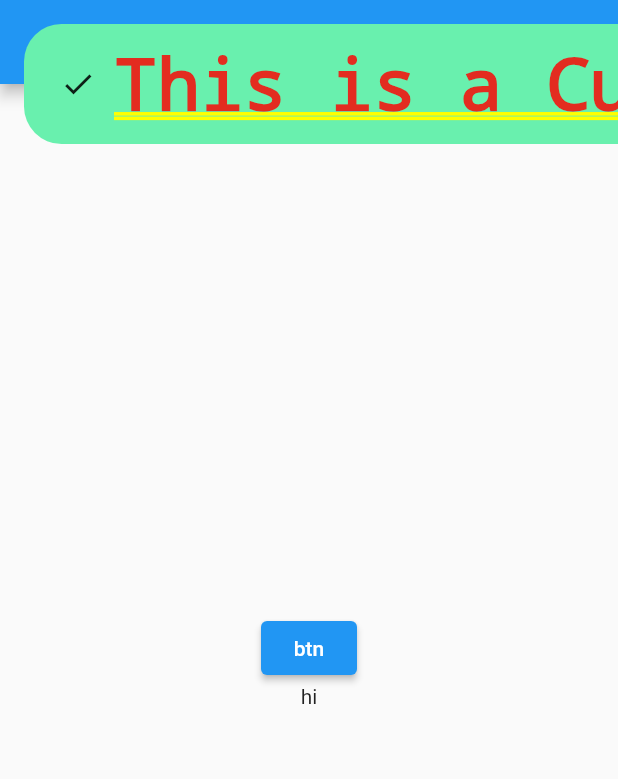
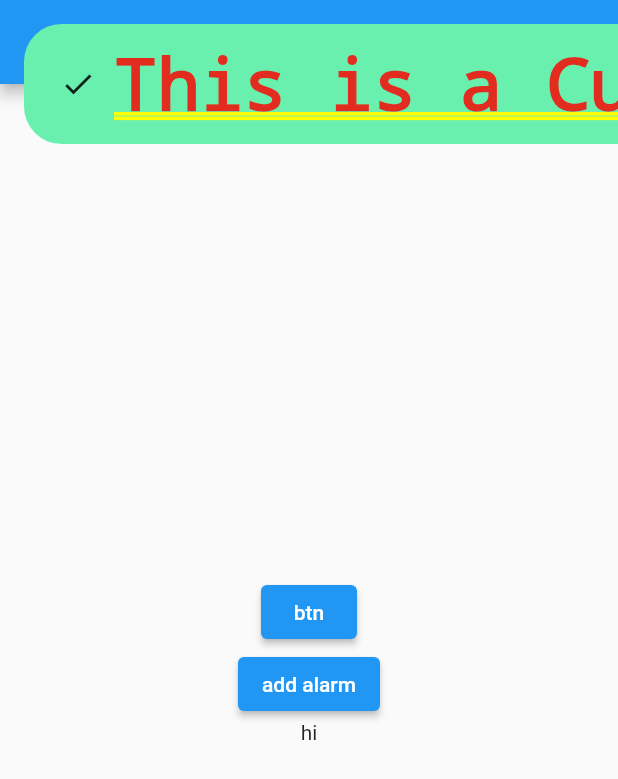
Before and after one commit to EunjoungAhn/flutter_package_test, a Flutter app: the screen it shows after launch, after a tap on "btn", on a phone screen of 412 x 824 dp. Shown: the top 779 px of the screen. Run offline on Flutter 3.47's test engine with Material 2 defaults, Android fonts, the phone set to English and light mode, and no system bars; our stand-ins replace flutter_local_notifications, fluttertoast.

```diff
--- a/lib/main.dart
+++ b/lib/main.dart
@@ -1,9 +1,36 @@
 import 'package:flutter/material.dart';
+import 'package:flutter_local_notifications/flutter_local_notifications.dart';
 
 import 'page/home_page.dart';
 
 void main() {
+  // 플러터 엔진과 상호작용하기 위해서 처음에 작성
+  WidgetsFlutterBinding.ensureInitialized();
+  _initNotiSetting();
   runApp(const MyApp());
+}
+
+final flutterLocalNotificationsPlugin = FlutterLocalNotificationsPlugin();
+
+void _initNotiSetting() async {
+  //안드로이드 셋팅
+  const initializationSettingsAndroid =
+      AndroidInitializationSettings('@mipmap/ic_launcher');
+  //ios 셋팅
+  const initializationSettingsIOS = IOSInitializationSettings(
+    requestAlertPermission: true,
+    requestBadgePermission: true,
+    requestSoundPermission: true,
+  );
+  // 두 셋팅을 다시 담기
+  const initializationSettings = InitializationSettings(
+    android: initializationSettingsAndroid,
+    iOS: initializationSettingsIOS,
+  );
+
+  await flutterLocalNotificationsPlugin.initialize(
+    initializationSettings,
+  );
 }
 
 class MyApp extends StatelessWidget {
--- a/lib/page/home_page.dart
+++ b/lib/page/home_page.dart
@@ -1,5 +1,9 @@
+import 'dart:io';
+
 import 'package:flutter/material.dart';
+import 'package:flutter_local_notifications/flutter_local_notifications.dart';
 import 'package:fluttertoast/fluttertoast.dart';
+import 'package:study_package/main.dart';
 
 class HomePage extends StatefulWidget {
   const HomePage({super.key});
@@ -30,19 +34,45 @@ class _HomePageState extends State<HomePage> {
         children: [
           ElevatedButton(onPressed: () {
             _showToast();
-            /*
-            Fluttertoast.showToast(
-                msg: "안녕!",
-                toastLength: Toast.LENGTH_SHORT,
-                gravity: ToastGravity.BOTTOM,
-                timeInSecForIosWeb: 1,
-                backgroundColor: Colors.red,
-                textColor: Colors.white,
-                fontSize: 16.0
-            );
-            */
           },
           child: const Text('btn'),
+        ),
+        // 알람 추가 버튼
+        ElevatedButton(onPressed: () async {
+            final notification = flutterLocalNotificationsPlugin;
+
+            const android =  AndroidNotificationDetails(
+              '0',// id는 유니크해야 한다. Test용이기 때문에 0을 넣었다.
+              '알림테스트',
+              channelDescription: '알림 테스트 바디 부분',
+              importance: Importance.max,
+              priority: Priority.max,
+            );
+            const ios = IOSNotificationDetails();
+            const detail = NotificationDetails(
+              android: android,
+              iOS: ios,
+            );
+
+          final permission = Platform.isAndroid
+              ? true
+              : ((await notification.resolvePlatformSpecificImplementation<
+                          IOSFlutterLocalNotificationsPlugin>()
+                      ?.requestPermissions(alert: true, badge: true, sound: true)) ??
+                  false);
+            if(!permission){// permission이 아닐때 나가는 코드로 임시 작성
+              return;
+            }
+            //permission이 true인 사람만 show 실행
+            await flutterLocalNotificationsPlugin.show(
+            0,// 유니크해야 한다. Test 용으로 하드코딩했다.
+            'plain title',
+            'plain body',
+            detail,
+            );
+
+          },
+          child: const Text('add alarm'),
         ),
         const Center(child: Text('hi'),)
       ]
--- a/pubspec.yaml
+++ b/pubspec.yaml
@@ -41,7 +41,7 @@ dependencies:
   fluttertoast: ^8.1.1
 
   # alarm
-  flutter_local_notifications: ^12.0.3+1
+  flutter_local_notifications: ^9.1.5
 
 dev_dependencies:
   flutter_test:
```
Also changed, not shown: pubspec.lock.
